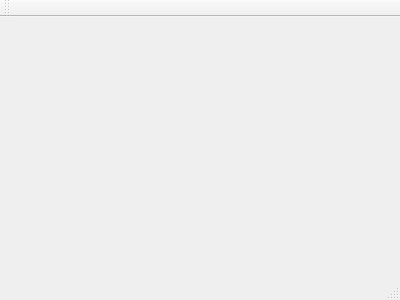
Qt form Capturer/imageviewerwindow.ui (Universidad-de-La-Laguna/gii-soa-videovigilancia-capturer) before a commit.
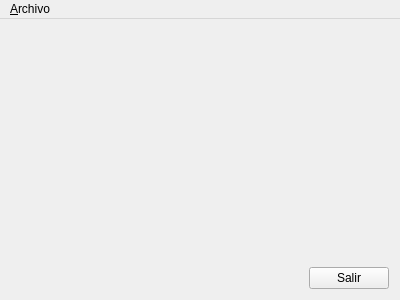
The same form after that commit.

Commit message: Visor de imágenes JPEG

```diff
--- a/Capturer/imageviewerwindow.ui
+++ b/Capturer/imageviewerwindow.ui
@@ -12,13 +12,80 @@
   <property name="windowTitle" >
    <string>ImageViewerWindow</string>
   </property>
-  <widget class="QMenuBar" name="menuBar" />
-  <widget class="QToolBar" name="mainToolBar" />
-  <widget class="QWidget" name="centralWidget" />
-  <widget class="QStatusBar" name="statusBar" />
+  <widget class="QWidget" name="centralWidget">
+   <layout class="QVBoxLayout" name="verticalLayout">
+    <item>
+     <widget class="QLabel" name="image">
+      <property name="sizePolicy">
+       <sizepolicy hsizetype="Preferred" vsizetype="Expanding">
+        <horstretch>0</horstretch>
+        <verstretch>0</verstretch>
+       </sizepolicy>
+      </property>
+      <property name="text">
+       <string/>
+      </property>
+      <property name="scaledContents">
+       <bool>true</bool>
+      </property>
+     </widget>
+    </item>
+    <item>
+     <layout class="QHBoxLayout" name="horizontalLayout">
+      <item>
+       <spacer name="horizontalSpacer">
+        <property name="orientation">
+         <enum>Qt::Horizontal</enum>
+        </property>
+        <property name="sizeHint" stdset="0">
+         <size>
+          <width>40</width>
+          <height>20</height>
+         </size>
+        </property>
+       </spacer>
+      </item>
+      <item>
+       <widget class="QPushButton" name="pushButton">
+        <property name="text">
+         <string>Salir</string>
+        </property>
+       </widget>
+      </item>
+     </layout>
+    </item>
+   </layout>
+  </widget>
+  <widget class="QMenuBar" name="menuBar">
+   <property name="geometry">
+    <rect>
+     <x>0</x>
+     <y>0</y>
+     <width>400</width>
+     <height>20</height>
+    </rect>
+   </property>
+   <widget class="QMenu" name="menu_Archivo">
+    <property name="title">
+     <string>&amp;Archivo</string>
+    </property>
+    <addaction name="actionAbrir"/>
+    <addaction name="actionSalir"/>
+   </widget>
+   <addaction name="menu_Archivo"/>
+  </widget>
+  <action name="actionAbrir">
+   <property name="text">
+    <string>A&amp;brir...</string>
+   </property>
+  </action>
+  <action name="actionSalir">
+   <property name="text">
+    <string>&amp;Salir</string>
+   </property>
+  </action>
  </widget>
- <layoutDefault spacing="6" margin="11" />
- <pixmapfunction></pixmapfunction>
+ <layoutdefault spacing="6" margin="11"/>
  <resources/>
  <connections/>
 </ui>
```
Left out of the diff: 7 changed lines with no effect on the pictures. The commit also changes 2 other files.
